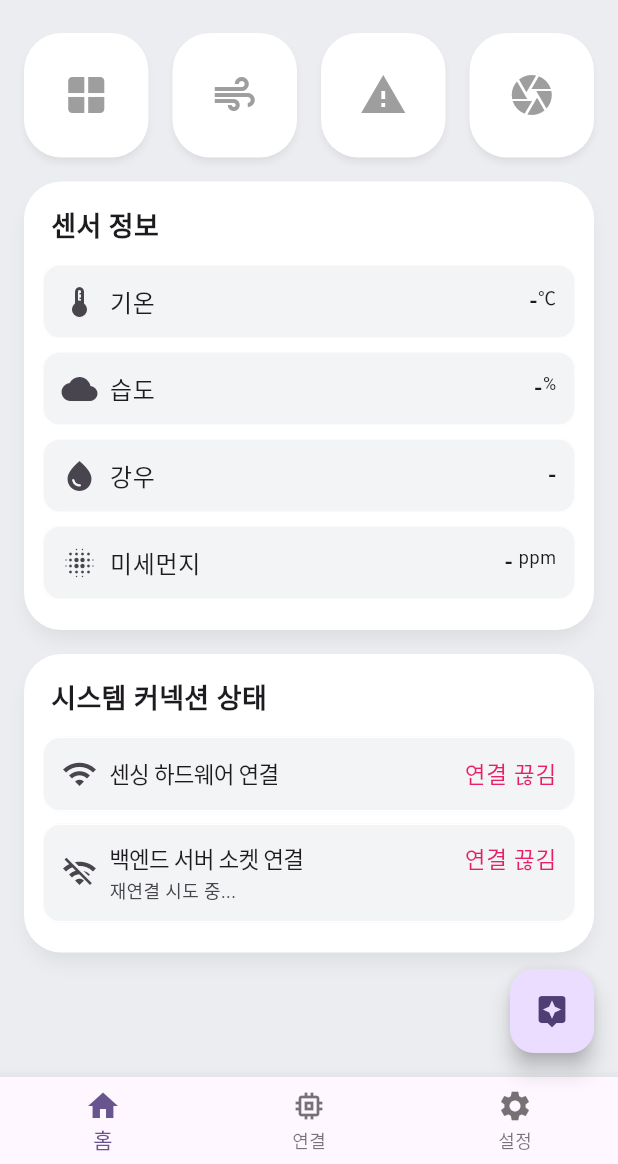
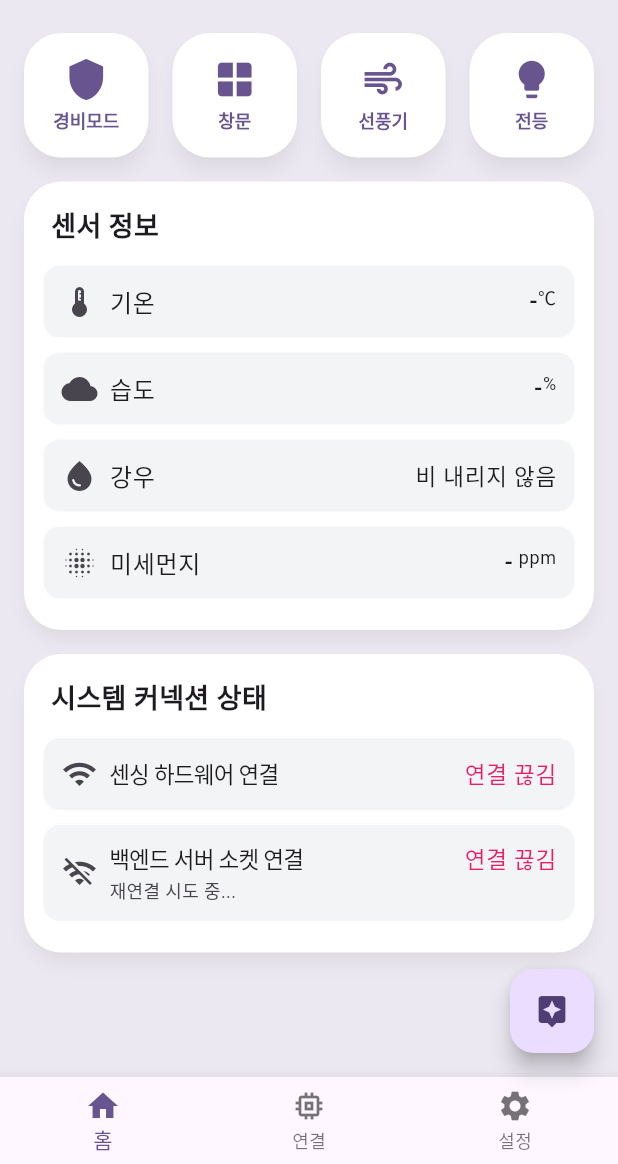
Before and after one commit to ArpaAP/smarthome_controller, a Flutter app: the screen it shows after launch, on a phone screen of 412 x 824 dp, the part 72-1236 px from its top. Run offline on Flutter 3.47's test engine with Material 3 defaults, Android fonts, the phone set to English and light mode, and no system bars; our stand-ins replace firebase_core, socket_io_client; accounts and stored records are empty; generated files the repository leaves out were written again; network calls fail.

Commit message:
feat: 백엔드 연동

```diff
--- a/lib/main.dart
+++ b/lib/main.dart
@@ -1,20 +1,20 @@
+import 'package:firebase_core/firebase_core.dart';
+// import 'package:firebase_remote_config/firebase_remote_config.dart';
+import 'package:flutter/material.dart';
 import 'package:smarthome_controller/pages/connection.dart';
 import 'package:smarthome_controller/pages/home.dart';
 import 'package:smarthome_controller/pages/preferences.dart';
-// import 'package:firebase_remote_config/firebase_remote_config.dart';
-import 'package:flutter/material.dart';
-// import 'package:firebase_core/firebase_core.dart';
-// import 'firebase_options.dart';
 
+import 'firebase_options.dart';
 import 'modules/socketio.dart';
 
 void main() async {
   WidgetsFlutterBinding.ensureInitialized();
 
-  // await Firebase.initializeApp(
-  //   options: DefaultFirebaseOptions.currentPlatform,
-  // );
-  //
+  await Firebase.initializeApp(
+    options: DefaultFirebaseOptions.currentPlatform,
+  );
+
   // final remoteConfig = FirebaseRemoteConfig.instance;
   // await remoteConfig.setConfigSettings(RemoteConfigSettings(
   //   fetchTimeout: const Duration(minutes: 1),
@@ -40,9 +40,9 @@ class MyApp extends StatelessWidget {
         useMaterial3: true,
         brightness: Brightness.light,
         visualDensity: VisualDensity.adaptivePlatformDensity,
-        primaryColor: Colors.blueGrey,
-        primarySwatch: Colors.blueGrey,
-        scaffoldBackgroundColor: const Color.fromRGBO(235, 237, 240, 1),
+        primaryColor: Colors.deepPurple,
+        primarySwatch: Colors.deepPurple,
+        scaffoldBackgroundColor: const Color.fromRGBO(235, 232, 241, 1.0),
         appBarTheme: const AppBarTheme(backgroundColor: Colors.white),
         iconTheme: const IconThemeData(
           color: Colors.black, //change your color here
@@ -104,6 +104,7 @@ class _RootPageState extends State<RootPage> {
         ),
       ),
       bottomNavigationBar: BottomNavigationBar(
+        enableFeedback: true,
         currentIndex: _selectedIndex,
         onTap: (index) {
           setState(
--- a/lib/modules/socketio.dart
+++ b/lib/modules/socketio.dart
@@ -1,5 +1,6 @@
 // socket_api.dart
 import 'dart:async';
+
 import 'package:socket_io_client/socket_io_client.dart' as sio;
 
 class StreamSocketController<T> {
@@ -56,7 +57,7 @@ class SocketApi {
   static final SocketApi _socketApi = SocketApi._internal();
 
   static sio.Socket socket = sio.io(
-    'http://hydro.inft.kr:8080',
+    'http://localhost:8080',
     sio.OptionBuilder()
         .setTransports(['websocket'])
         .disableAutoConnect()
--- a/lib/pages/home.dart
+++ b/lib/pages/home.dart
@@ -1,6 +1,5 @@
 import 'package:flutter/material.dart';
 import 'package:socket_io_client/socket_io_client.dart';
-import 'package:socket_io_common/src/util/event_emitter.dart';
 
 import '../modules/socketio.dart';
 import '../widgets/dashboard_card.dart';
@@ -17,7 +16,13 @@ class _HomePageState extends State<HomePage>
   num? temperature;
   num? humidity;
   num? waterLevel;
+  num? dust;
+
+  bool? securityMode;
   bool? windowOpen;
+  bool? fanOn;
+  bool? lightOn;
+
   bool isProcessingOpenClosed = false;
 
   void onSensorMeasurementsUpdated(dynamic data) {
@@ -25,16 +30,21 @@ class _HomePageState extends State<HomePage>
       temperature = data['temperature'];
       humidity = data['humidity'];
       waterLevel = data['waterLevel'];
+      dust = data['dust'];
     });
   }
 
-  void onActuatorStateUpdated(dynamic data) {
+  void onActionUpdated(dynamic data) {
+    print(data);
     setState(() {
-      windowOpen = data['set'];
+      securityMode = data['securityMode'] ?? securityMode;
+      windowOpen = data['windowOpen'] ?? windowOpen;
+      fanOn = data['fanOn'] ?? fanOn;
+      lightOn = data['lightOn'] ?? lightOn;
     });
   }
 
-  void forceRebuild(dynamic data) {
+  void forceRebuild() {
     setState(() {});
   }
 
@@ -47,16 +57,28 @@ class _HomePageState extends State<HomePage>
       onSensorMeasurementsUpdated,
     );
     SocketApi.socket.on(
-      'actuatorStateUpdated',
-      onActuatorStateUpdated,
+      'actionUpdated',
+      onActionUpdated,
     );
-    SocketApi.socket.onConnect(forceRebuild);
-    SocketApi.socket.onReconnect(forceRebuild);
-    SocketApi.socket.onError(forceRebuild);
+    SocketApi.socket.onConnect((_) => forceRebuild());
+    SocketApi.socket.onReconnect((_) => forceRebuild());
+    SocketApi.socket.onError((_) => forceRebuild());
 
-    SocketApi.socket.emitWithAck('getActuatorState', null, ack: (data) {
+    SocketApi.socket.emitWithAck('getSensorMeasurements', null, ack: (data) {
       setState(() {
-        windowOpen = data['data']['set'];
+        temperature = data['temperature'];
+        humidity = data['humidity'];
+        waterLevel = data['waterLevel'];
+        dust = data['dust'];
+      });
+    });
+
+    SocketApi.socket.emitWithAck('getAction', null, ack: (data) {
+      setState(() {
+        securityMode = data['securityMode'];
+        windowOpen = data['windowOpen'];
+        fanOn = data['fanOn'];
+        lightOn = data['lightOn'];
       });
     });
   }
@@ -70,15 +92,45 @@ class _HomePageState extends State<HomePage>
       onSensorMeasurementsUpdated,
     );
     SocketApi.socket.off(
-      'actuatorStateUpdated',
-      onActuatorStateUpdated,
+      'actionUpdated',
+      onActionUpdated,
     );
-    SocketApi.socket.offAny(forceRebuild as AnyEventHandler?);
+    SocketApi.socket.offAny((event, data) {
+      forceRebuild();
+    });
   }
 
   @override
   Widget build(BuildContext context) {
     super.build(context);
+
+    final baseButtonStyle = ElevatedButton.styleFrom(
+      iconSize: 30,
+      elevation: 5,
+      shadowColor: Colors.grey.withValues(alpha: .2),
+      textStyle: TextStyle(fontWeight: FontWeight.w700, fontSize: 12),
+      padding: EdgeInsets.all(16),
+      shape: RoundedRectangleBorder(
+        borderRadius: BorderRadius.circular(25),
+      ),
+    );
+
+    final activeButtonStyle = baseButtonStyle.merge(
+      ElevatedButton.styleFrom(
+        backgroundColor: Theme.of(context).colorScheme.primary,
+        foregroundColor: Colors.white,
+        iconColor: Colors.white,
+      ),
+    );
+
+    final inactiveButtonStyle = baseButtonStyle.merge(
+      ElevatedButton.styleFrom(
+        backgroundColor: Colors.white,
+        foregroundColor: Theme.of(context).colorScheme.primary,
+        iconColor: Theme.of(context).colorScheme.primary,
+      ),
+    );
+
     return SingleChildScrollView(
       physics: const BouncingScrollPhysics(
         parent: AlwaysScrollableScrollPhysics(),
@@ -96,28 +148,75 @@ class _HomePageState extends State<HomePage>
                 childAspectRatio: 1,
                 mainAxisSpacing: 16,
                 crossAxisSpacing: 16,
-                children: [Icons.window, Icons.air, Icons.warning, Icons.camera]
-                    .map((icon) {
-                  return ElevatedButton(
-                    onPressed: () {},
-                    style: ElevatedButton.styleFrom(
-                      iconSize: 32,
-                      foregroundColor: Colors.grey,
-                      backgroundColor: Colors.white,
-                      elevation: 2,
-                      shadowColor: Colors.grey.withValues(alpha: .2),
-                      textStyle: TextStyle(
-                        fontWeight: FontWeight.w700,
-                        fontSize: 20.0,
-                      ),
-                      padding: EdgeInsets.all(16.0),
-                      shape: RoundedRectangleBorder(
-                        borderRadius: BorderRadius.circular(25),
-                      ),
+                children: [
+                  ElevatedButton(
+                    onPressed: () {
+                      SocketApi.socket.emitWithAck(
+                        'updateAction',
+                        {
+                          'securityMode': !(securityMode ?? false),
+                        },
+                      );
+                    },
+                    style: securityMode == true
+                        ? activeButtonStyle
+                        : inactiveButtonStyle,
+                    child: Column(
+                      mainAxisAlignment: MainAxisAlignment.spaceBetween,
+                      children: [Icon(Icons.shield), Text("경비모드")],
                     ),
-                    child: Icon(icon),
-                  );
-                }).toList()),
+                  ),
+                  ElevatedButton(
+                    onPressed: () {
+                      SocketApi.socket.emitWithAck(
+                        'updateAction',
+                        {
+                          'windowOpen': !(windowOpen ?? false),
+                        },
+                      );
+                    },
+                    style: windowOpen == true
+                        ? activeButtonStyle
+                        : inactiveButtonStyle,
+                    child: Column(
+                      mainAxisAlignment: MainAxisAlignment.spaceBetween,
+                      children: [Icon(Icons.window), Text("창문")],
+                    ),
+                  ),
+                  ElevatedButton(
+                    onPressed: () {
+                      SocketApi.socket.emitWithAck(
+                        'updateAction',
+                        {
+                          'fanOn': !(fanOn ?? false),
+                        },
+                      );
+                    },
+                    style:
+                        fanOn == true ? activeButtonStyle : inactiveButtonStyle,
+                    child: Column(
+                      mainAxisAlignment: MainAxisAlignment.spaceBetween,
+                      children: [Icon(Icons.air), Text("선풍기")],
+                    ),
+                  ),
+                  ElevatedButton(
+                    onPressed: () {
+                      SocketApi.socket.emitWithAck(
+                        'updateAction',
+                        {
+                          'lightOn': !(lightOn ?? false),
+                        },
+                      );
+                    },
+                    style: lightOn == true
+                        ? activeButtonStyle
+                        : inactiveButtonStyle,
+                    child: Column(
+                      mainAxisAlignment: MainAxisAlignment.spaceBetween,
+                      children: [Icon(Icons.lightbulb), Text("전등")],
+                    ),
+                  )
+                ].toList()),
             const SizedBox(height: 16),
             DashboardCard(
               title: '센서 정보',
@@ -222,9 +321,9 @@ class _HomePageState extends State<HomePage>
                           ),
                           const Expanded(child: SizedBox()),
                           Text(
-                            waterLevel != null ? waterLevel.toString() : '-',
+                            '비 내리지 않음',
                             style: const TextStyle(
-                              fontSize: 16,
+                              fontSize: 15,
                               fontWeight: FontWeight.w500,
                             ),
                           ),
@@ -246,25 +345,25 @@ class _HomePageState extends State<HomePage>
                         side: const BorderSide(color: Colors.white, width: 1),
                         borderRadius: BorderRadius.circular(12),
                       ),
-                      title: const Row(
+                      title: Row(
                         crossAxisAlignment: CrossAxisAlignment.start,
                         children: [
-                          Text(
+                          const Text(
                             '미세먼지',
                             style: TextStyle(
                               fontSize: 16,
                               fontWeight: FontWeight.w500,
                             ),
                           ),
-                          Expanded(child: SizedBox()),
+                          const Expanded(child: SizedBox()),
                           Text(
-                            '-',
-                            style: TextStyle(
+                            dust != null ? dust.toString() : '-',
+                            style: const TextStyle(
                               fontSize: 16,
                               fontWeight: FontWeight.w500,
                             ),
                           ),
-                          Text(
+                          const Text(
                             ' ppm',
                             style: TextStyle(fontSize: 12),
                           )
```
Also changed, not shown: 3 other files.
